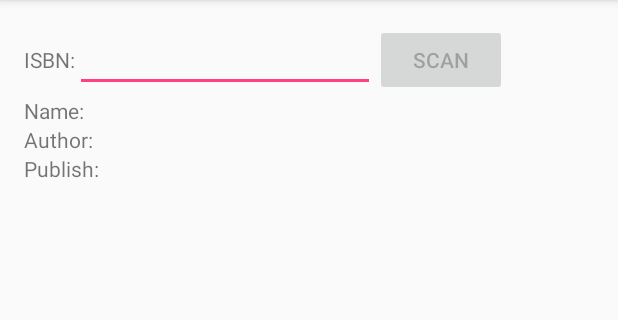
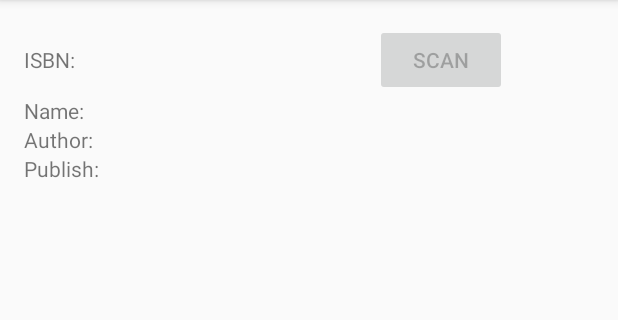
Before and after one commit to joesnason/Bookshelf, an Android app: the screen it shows after launch (MainActivity), on a phone screen of 412 x 824 dp, the part 84-404 px from its top. Run offline under Robolectric (Android 15) with nearby library versions, the phone set to English and light mode, and no system bars; libraries missing offline, so code that uses them is left out: com.google.zxing.integration.

Commit message:
add notice and user input ISBN only by scan barcode

```diff
--- a/app/src/main/java/com/jonathan/bookshelf/MainActivity.java
+++ b/app/src/main/java/com/jonathan/bookshelf/MainActivity.java
@@ -48,10 +48,11 @@ public class MainActivity extends AppCompatActivity {
 
     private Activity mMainActivity;
     private Button scan_btn;
-    private EditText mBookID;
+    private TextView mBookID;
     private TextView mBookName;
     private TextView mBookAuthor;
     private TextView mBookPublish;
+    private TextView mNotice;
     private ImageView mBookCover;
 
     private BookDAO bookDAO;
@@ -104,8 +105,11 @@ public class MainActivity extends AppCompatActivity {
             parserThread.start();
 
             Book book = bookDAO.query(scanContent);
-            if (book == null) {
-                Log.d(TAG, "I have no this book");
+            if (book != null) {
+                Log.d(TAG, "I have this book");
+                mNotice.setText("I have had this book!");
+            } else {
+                mNotice.setText("");
             }
 
 
@@ -142,12 +146,13 @@ public class MainActivity extends AppCompatActivity {
 
 
     private void init_view(){
+        mBookCover = (ImageView) findViewById(R.id.bookcover);
         scan_btn = (Button)findViewById(R.id.scan);
-        mBookID = (EditText) findViewById(R.id.bookid);
+        mBookID = (TextView) findViewById(R.id.bookid);
         mBookName = (TextView) findViewById(R.id.bookname);
         mBookAuthor = (TextView) findViewById(R.id.author);
         mBookPublish = (TextView) findViewById(R.id.publish);
-        mBookCover = (ImageView) findViewById(R.id.bookcover);
+        mNotice = (TextView) findViewById(R.id.notice);
     }
 
 
--- a/app/src/main/res/layout/activity_main.xml
+++ b/app/src/main/res/layout/activity_main.xml
@@ -20,7 +20,7 @@
             android:layout_height="wrap_content"
             android:text="@string/ISBN" />
 
-        <EditText
+        <TextView
             android:id="@+id/bookid"
             android:layout_width="200dp"
             android:layout_height="wrap_content"
@@ -88,6 +88,15 @@
             android:layout_height="wrap_content"
             />
     </LinearLayout>
+    <TextView
+        android:id="@+id/notice"
+        android:layout_width="wrap_content"
+        android:layout_height="wrap_content"
+        android:textColor="@android:color/holo_red_dark"
+        android:textStyle="bold"
+        android:textSize="30sp"
+        android:layout_gravity="center_horizontal"
+        />
 
 
 </LinearLayout>
```
